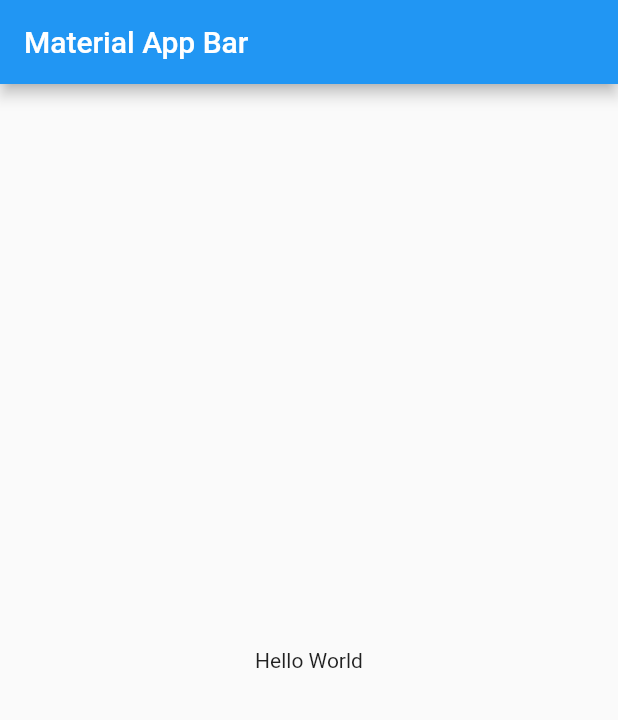
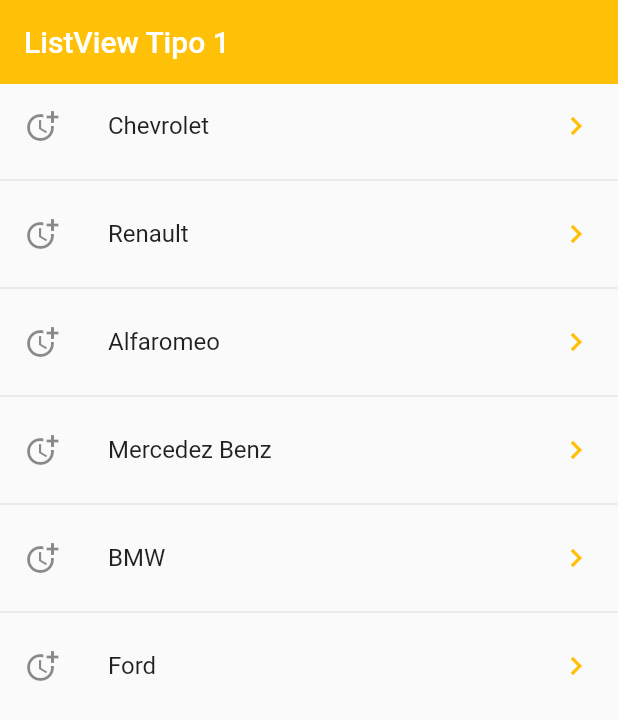
Before and after one commit to WaAlvis/fl_components, a Flutter app: the screen it shows after launch, on a phone screen of 412 x 824 dp. Shown: the top 720 px of the screen. Run offline on Flutter 3.47's test engine with Material 2 defaults, Android fonts, the phone set to English and light mode, and no system bars.

Commit message:
probando listViews

```diff
--- a/lib/main.dart
+++ b/lib/main.dart
@@ -1,3 +1,4 @@
+import 'package:fl_components/screens/listview2_screen.dart';
 import 'package:flutter/material.dart';
 
 void main() => runApp(const MyApp());
@@ -7,16 +8,9 @@ class MyApp extends StatelessWidget {
 
   @override
   Widget build(BuildContext context) {
-    return MaterialApp(
+    return const MaterialApp(
       title: 'Material App',
-      home: Scaffold(
-        appBar: AppBar(
-          title: const Text('Material App Bar'),
-        ),
-        body: const Center(
-          child: Text('Hello World'),
-        ),
-      ),
+      home:  Listview2Screen(),
     );
   }
 }
--- /dev/null
+++ b/lib/screens/listview1_screen.dart
@@ -0,0 +1,34 @@
+import 'package:flutter/material.dart';
+
+class Listview1Screen extends StatelessWidget {
+  const Listview1Screen({super.key});
+
+  final options = const [
+    'Chevrolet',
+    'Renault',
+    'Alfaromeo',
+    'Mercedez Benz',
+    'BMW',
+    'Ford'
+  ];
+
+  //separete, creamos listview2
+
+  @override
+  Widget build(BuildContext context) {
+    return Scaffold(
+      appBar: AppBar(
+        title: const Text('ListView Tipo 1'),
+      ),
+      body: ListView(
+        children: options
+            .map((e) => ListTile(
+                  trailing: const Icon(Icons.keyboard_arrow_right_outlined),
+                  leading: const Icon(Icons.more_time),
+                  title: Text(e),
+                ))
+            .toList(),
+      ),
+    );
+  }
+}
--- /dev/null
+++ b/lib/screens/listview2_screen.dart
@@ -0,0 +1,46 @@
+import 'package:flutter/material.dart';
+
+class Listview2Screen extends StatelessWidget {
+  const Listview2Screen({super.key});
+
+  final options = const [
+    'Chevrolet',
+    'Renault',
+    'Alfaromeo',
+    'Mercedez Benz',
+    'BMW',
+    'Ford'
+  ];
+
+  // agregar onTap,
+  //quitar elvation 0 de appbar, backgroundcolor a indigo
+
+  @override
+  Widget build(BuildContext context) {
+    return Scaffold(
+      appBar: AppBar(
+        title: const Text('ListView Tipo 1'),
+        elevation: 0.0,
+        backgroundColor: Colors.amber,
+      ),
+      body: ListView.separated(
+        itemBuilder: (context, i) => ListTile(
+          trailing: const Icon(
+            Icons.keyboard_arrow_right_outlined,
+            color: Colors.amber,
+          ),
+          leading: const Icon(Icons.more_time),
+          onTap: () {
+            final mark = options[i];
+            print(mark);
+          },
+          title: Text(
+            options[i],
+          ),
+        ),
+        separatorBuilder: (_, __) => const Divider(),
+        itemCount: options.length,
+      ),
+    );
+  }
+}
```
